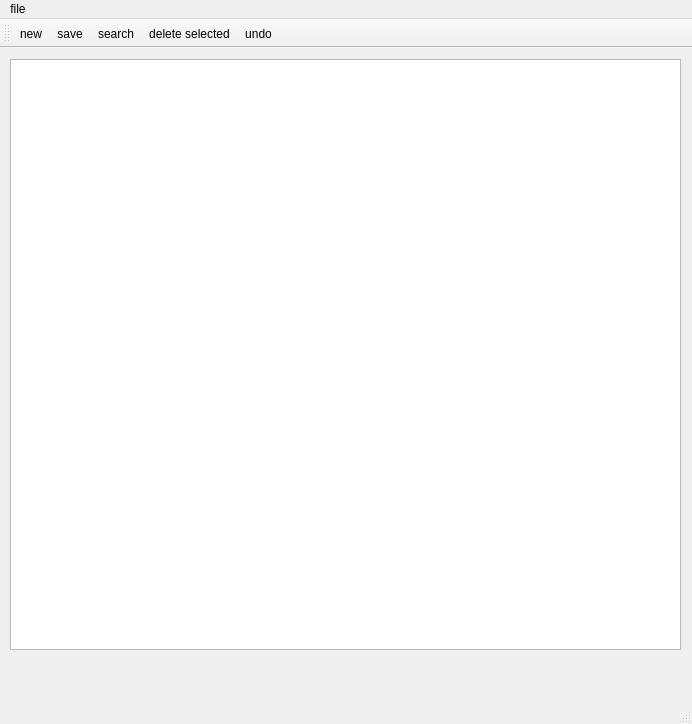
Above: mainwindow.ui from MarcoSolarino/ToDoList before the change. Below: the same form after it.
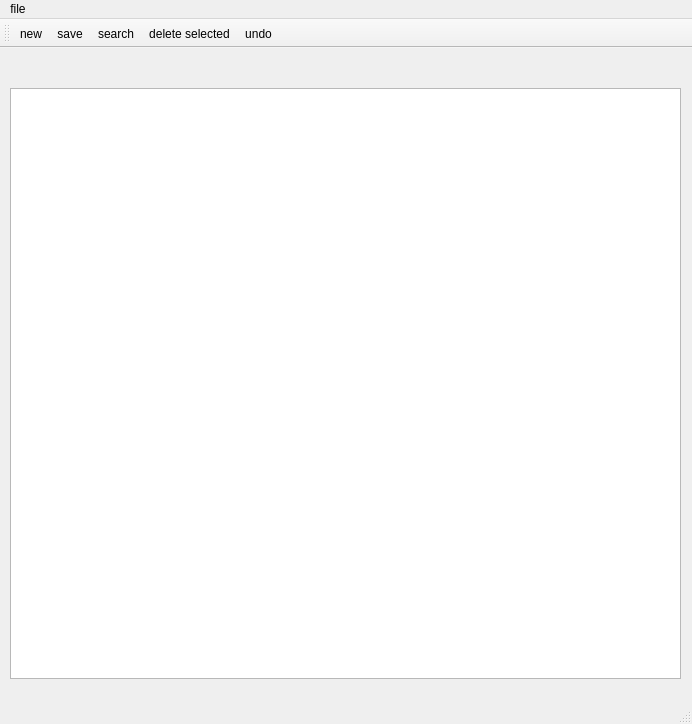
That is the form after the change. Icons and pictures are not drawn.

Commit message: Aggiunta label in MainWindow

Patch:
```diff
--- a/mainwindow.ui
+++ b/mainwindow.ui
@@ -24,7 +24,7 @@
     <property name="geometry">
      <rect>
       <x>10</x>
-      <y>11</y>
+      <y>40</y>
       <width>671</width>
       <height>591</height>
      </rect>
@@ -43,6 +43,19 @@
      <string/>
     </property>
    </widget>
+   <widget class="QLabel" name="label_2">
+    <property name="geometry">
+     <rect>
+      <x>210</x>
+      <y>10</y>
+      <width>221</width>
+      <height>20</height>
+     </rect>
+    </property>
+    <property name="text">
+     <string/>
+    </property>
+   </widget>
   </widget>
   <widget class="QMenuBar" name="menuBar">
    <property name="geometry">
```
The commit also changes 1 other file.
